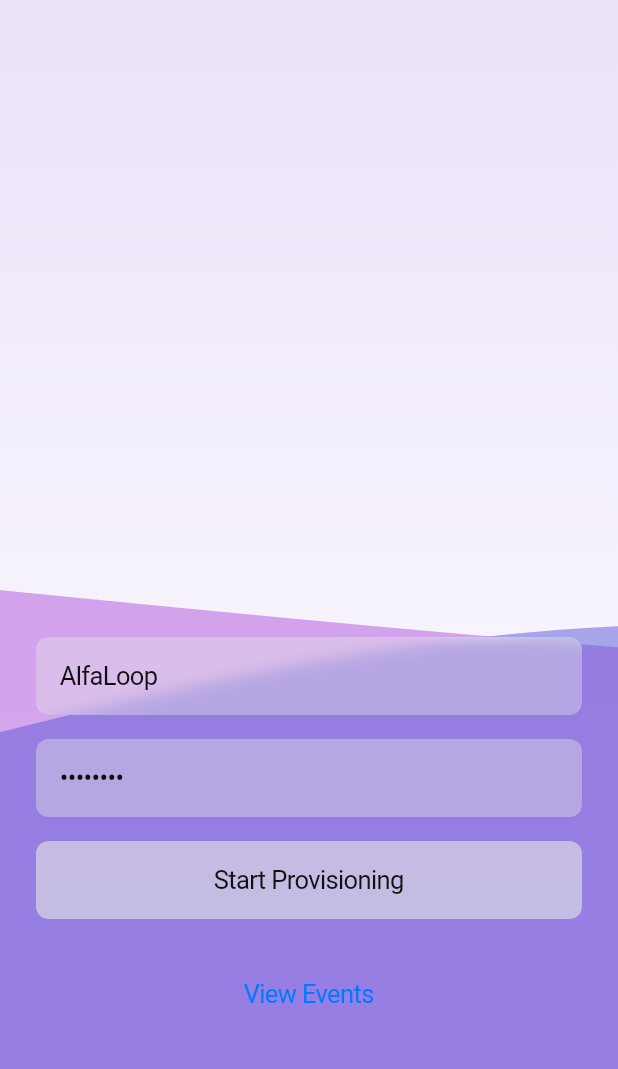
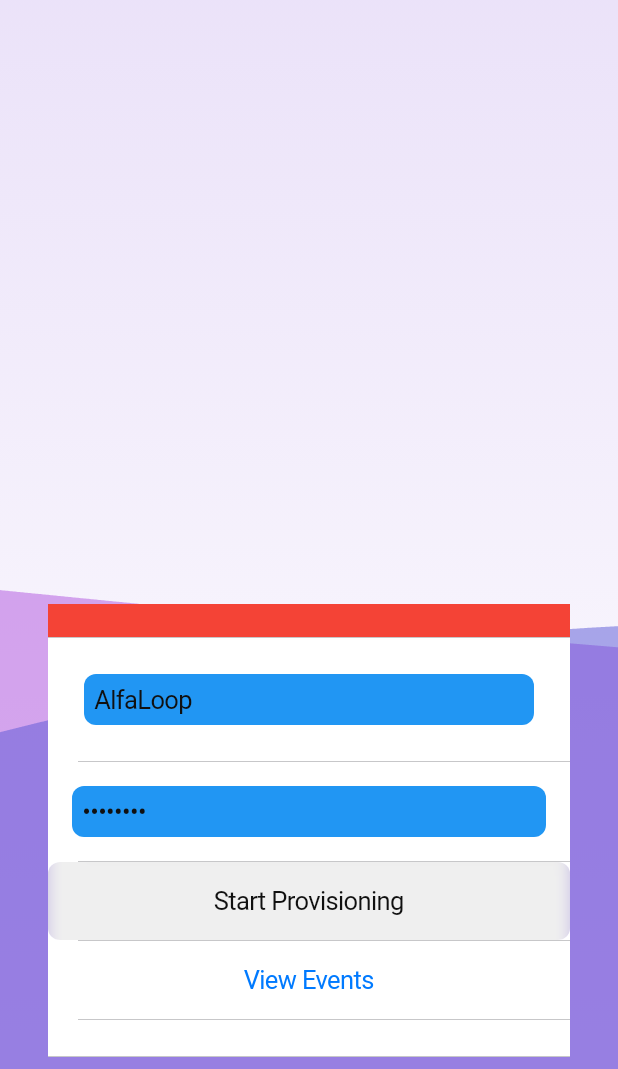
Before and after one commit to SD19767/alfa_tool, a Flutter app: the screen it shows after launch, on a phone screen of 412 x 824 dp, the part 167-1236 px from its top. Run offline on Flutter 3.47's test engine with Material 3 defaults, Android fonts, the light colour scheme and no system bars; our stand-ins replace get; statements that could not run were skipped.

Commit message:
debug: fix code error

```diff
--- a/lib/localization/translations.dart
+++ b/lib/localization/translations.dart
@@ -3,8 +3,8 @@ import 'dart:ui';
 import 'package:get/get.dart';
 
 class AppTranslations extends Translations {
-  static final fallbackLocale = Locale('en', 'US');
-
+  final fallbackLocale = const Locale('en', 'US');
+//todo: 用 xlsx 整理，轉成 json 再讀取
   @override
   Map<String, Map<String, String>> get keys => {
         'en_US': {
--- a/lib/main.dart
+++ b/lib/main.dart
@@ -1,5 +1,5 @@
 import 'package:alfa_tool/localization/translations.dart';
-import 'package:alfa_tool/services/ESPTouch_Service.dart';
+import 'package:alfa_tool/services/esp_touch_service.dart';
 import 'package:alfa_tool/services/event_log_manager.dart';
 import 'package:alfa_tool/services/provisioning_state_manager.dart';
 import 'package:alfa_tool/views/animated_background/index.dart';
@@ -33,7 +33,7 @@ class MyApp extends StatelessWidget {
         ),
         GetPage(
           name: '/provisioning',
-          page: () => ProvisioningView(),
+          page: () => const ProvisioningView(),
           binding: ProvisioningBindings(),
         ),
       ],
@@ -45,5 +45,6 @@ void setupDependencies() {
   Get.put(EventLogManager());
   Get.put<ProvisioningStateManagerInterface>(ProvisioningStateManager());
   Get.put<ESPTouchServiceInterface>(ESPTouchService());
-  Get.put(AnimatedBackground());
+  //todo: 這個不應該出現在這裡，應該跟該頁面綁定生命週期。
+  Get.put(const AnimatedBackground());
 }
--- a/lib/services/event_log_manager.dart
+++ b/lib/services/event_log_manager.dart
@@ -1,7 +1,9 @@
 import 'package:alfa_tool/models/event_log.dart';
 import 'package:get/get.dart';
 
-class EventLogManager extends GetxController {
+//todo: 命名要用service 因為他本來就是service。 為不同的controller 服務，綁的頁面不一樣，應該要獨立。
+class EventLogManager extends GetxService {
+  //todo: 再用一個getter 包裝，外面是唯讀的。
   var eventMessages = <EventLog>[].obs;
   var logs = <EventLog>[].obs;
 
--- a/lib/usecases/esp_event_handler_useCase.dart
+++ b/lib/use_cases/esp_event_handler_useCase.dart
@@ -1,11 +1,12 @@
 import 'package:alfa_tool/constants/event_type.dart';
 import 'package:alfa_tool/models/event_log.dart';
-import 'package:alfa_tool/services/ESPTouch_Service.dart';
+import 'package:alfa_tool/services/esp_touch_service.dart';
 import 'package:alfa_tool/services/event_log_manager.dart';
 import 'package:alfa_tool/services/provisioning_state_manager.dart';
 import 'package:flutter/services.dart';
 import 'package:get/get.dart';
 
+//Todo: add 移除use case。
 /// This class is responsible for handling ESPTouch events and updating the provisioning state.
 class ESPEventHandlerUseCase {
   final ESPTouchServiceInterface _espTouchService =
--- a/lib/usecases/start_provisioning_usecase.dart
+++ b/lib/use_cases/start_provisioning_useCase.dart
@@ -1,6 +1,7 @@
-import 'package:alfa_tool/services/ESPTouch_Service.dart';
+import 'package:alfa_tool/services/esp_touch_service.dart';
 import 'package:alfa_tool/services/provisioning_state_manager.dart';
 import 'package:get/get.dart';
+//Todo: add 移除use case。
 
 class StartProvisioningUseCase {
   final String mockBssid = 'AA:BB:CC:DD:EE:FF';
--- a/lib/views/login/bindings.dart
+++ b/lib/views/login/bindings.dart
@@ -1,6 +1,7 @@
+import 'package:alfa_tool/helper/validation.dart';
 import 'package:get/get.dart';
-import 'package:alfa_tool/useCases/esp_event_handler_useCase.dart';
-import 'package:alfa_tool/useCases/start_provisioning_useCase.dart';
+import 'package:alfa_tool/use_cases/esp_event_handler_useCase.dart';
+import 'package:alfa_tool/use_cases/start_provisioning_useCase.dart';
 import './controller.dart';
 
 class LoginBindings implements Bindings {
@@ -8,6 +9,7 @@ class LoginBindings implements Bindings {
   void dependencies() {
     Get.put(ESPEventHandlerUseCase());
     Get.put(StartProvisioningUseCase());
+    Get.put(Validation());
 
     Get.put(LoginController());
   }
--- a/lib/views/login/controller.dart
+++ b/lib/views/login/controller.dart
@@ -2,8 +2,8 @@ import 'package:alfa_tool/constants/animated_background_state.dart';
 import 'package:alfa_tool/models/event_log.dart';
 import 'package:alfa_tool/services/event_log_manager.dart';
 import 'package:alfa_tool/services/provisioning_state_manager.dart';
-import 'package:alfa_tool/useCases/esp_event_handler_useCase.dart';
-import 'package:alfa_tool/useCases/start_provisioning_useCase.dart';
+import 'package:alfa_tool/use_cases/esp_event_handler_useCase.dart';
+import 'package:alfa_tool/use_cases/start_provisioning_useCase.dart';
 import 'package:flutter/cupertino.dart';
 import 'package:get/get.dart';
 
@@ -12,6 +12,7 @@ class LoginController extends GetxController {
   var passwordController = TextEditingController(text: '12345687');
   var customDataController = TextEditingController();
   var aesKeyController = TextEditingController();
+
   StartProvisioningUseCase startProvisioningUseCase =
       Get.put(StartProvisioningUseCase());
 
@@ -26,6 +27,8 @@ class LoginController extends GetxController {
   final ESPEventHandlerUseCase _eventHandlerUseCase =
       Get.find<ESPEventHandlerUseCase>();
 
+  final GlobalKey<FormState> formKey = GlobalKey<FormState>();
+
   @override
   void onInit() {
     super.onInit();
@@ -36,6 +39,7 @@ class LoginController extends GetxController {
   }
 
   Future<void> _startProvisioning() async {
+    if (formKey.currentState!.validate()) {
       String ssid = ssidController.text;
       String password = passwordController.text;
       String reservedData = customDataController.text;
@@ -56,6 +60,7 @@ class LoginController extends GetxController {
         });
       } catch (error) {
         _showErrorDialog(error.toString());
+      }
     }
   }
 
--- a/lib/views/login/index.dart
+++ b/lib/views/login/index.dart
@@ -2,6 +2,7 @@ import 'dart:ui';
 import 'package:alfa_tool/constants/colors.dart';
 import 'package:alfa_tool/services/provisioning_state_manager.dart';
 import 'package:flutter/cupertino.dart';
+import 'package:flutter/material.dart'; // Import for Flutter Material
 import 'package:get/get.dart';
 import '../animated_background/index.dart';
 import 'controller.dart';
@@ -94,21 +95,63 @@ class LoginView extends GetView<LoginController> {
           child: AnimatedSize(
             duration: const Duration(milliseconds: 300),
             curve: Curves.easeInOut,
-            child: Column(
+            child: Form(
+              autovalidateMode: AutovalidateMode.always,
+              key: controller.formKey,
+              child: Padding(
+                padding: const EdgeInsets.all(8.0),
+                child: CupertinoFormSection(
+                  backgroundColor: Colors.red,
                   children: [
-                _buildTextField(controller.ssidController, 'enter_ssid'.tr,
-                    isDarkMode, false),
-                const SizedBox(height: 16),
-                _buildTextField(controller.passwordController,
-                    'enter_password'.tr, isDarkMode, true),
-                const SizedBox(height: 16),
+                    Padding(
+                      padding: const EdgeInsets.all(8.0),
+                      child: _buildFormField(
+                        controller: controller.ssidController,
+                        placeholder: 'enter_ssid'.tr,
+                        isDarkMode: isDarkMode,
+                        validator: (value) {
+                          if (value == null || value.isEmpty) {
+                            return 'SSID cannot be empty';
+                          }
+                          return null;
+                        },
+                      ),
+                    ),
+                    _buildFormField(
+                      controller: controller.passwordController,
+                      placeholder: 'enter_password'.tr,
+                      isDarkMode: isDarkMode,
+                      obscureText: true,
+                      validator: (value) {
+                        if (value == null || value.isEmpty) {
+                          return 'Password cannot be empty';
+                        }
+                        return null;
+                      },
+                    ),
                     if (controller.showCustomFields.value) ...[
-                  _buildTextField(controller.customDataController,
-                      'enter_custom_data'.tr, isDarkMode, false),
-                  const SizedBox(height: 16),
-                  _buildTextField(controller.aesKeyController,
-                      'enter_aes_key'.tr, isDarkMode, false),
-                  const SizedBox(height: 16),
+                      _buildFormField(
+                        controller: controller.customDataController,
+                        placeholder: 'enter_custom_data'.tr,
+                        isDarkMode: isDarkMode,
+                        validator: (value) {
+                          if (value == null || value.isEmpty) {
+                            return 'Custom data cannot be empty';
+                          }
+                          return null;
+                        },
+                      ),
+                      _buildFormField(
+                        controller: controller.aesKeyController,
+                        placeholder: 'enter_aes_key'.tr,
+                        isDarkMode: isDarkMode,
+                        validator: (value) {
+                          if (value == null || value.isEmpty) {
+                            return 'AES key cannot be empty';
+                          }
+                          return null;
+                        },
+                      ),
                     ],
                     ClipRRect(
                       borderRadius: BorderRadius.circular(8.0),
@@ -122,7 +165,9 @@ class LoginView extends GetView<LoginController> {
                           ),
                           child: CupertinoButton(
                             onPressed: () {
+                              if (_validateFields()) {
                                 controller.startProvisioningButtonTap();
+                              }
                             },
                             child: Text(
                               'start_provisioning'.tr,
@@ -135,7 +180,6 @@ class LoginView extends GetView<LoginController> {
                         ),
                       ),
                     ),
-                const SizedBox(height: 24),
                     IgnorePointer(
                       ignoring: controller.shouldShowEventLog() ? false : true,
                       child: CupertinoButton(
@@ -150,31 +194,56 @@ class LoginView extends GetView<LoginController> {
                 ),
               ),
             ),
+          ),
+        ),
       ],
     );
   }
 
-  Widget _buildTextField(TextEditingController controller, String placeholder,
-      bool isDarkMode, bool obscureText) {
-    return ClipRRect(
-      borderRadius: BorderRadius.circular(8.0),
-      child: BackdropFilter(
-        filter: ImageFilter.blur(sigmaX: 5.0, sigmaY: 5.0),
-        child: CupertinoTextField(
+  Widget _buildFormField({
+    required TextEditingController controller,
+    required String placeholder,
+    required bool isDarkMode,
+    bool obscureText = false,
+    required FormFieldValidator<String> validator,
+  }) {
+    return CupertinoTextFormFieldRow(
       controller: controller,
       placeholder: placeholder,
+      obscureText: obscureText,
+      style: TextStyle(color: AppColor.textColor(isDarkMode)),
       padding: const EdgeInsets.symmetric(vertical: 16.0, horizontal: 16.0),
-          obscureText: obscureText,
-          style: TextStyle(
-            color: AppColor.textColor(isDarkMode),
+      decoration: BoxDecoration(
+          color:
+              Colors.blue, // Ensure the background is transparent here
+          borderRadius: BorderRadius.circular(8.0),
+          backgroundBlendMode: BlendMode.
           ),
-          decoration: BoxDecoration(
-            color: AppColor.backgroundColor(isDarkMode, 0.4),
-            borderRadius: BorderRadius.circular(8.0),
-          ),
-        ),
-      ),
+      validator: validator,
     );
+  }
+
+  bool _validateFields() {
+    // Validate each field manually
+    bool isValid = true;
+
+    // Validate each field manually
+    if (controller.ssidController.text.isEmpty) {
+      isValid = false;
+    }
+    if (controller.passwordController.text.isEmpty) {
+      isValid = false;
+    }
+    if (controller.showCustomFields.value) {
+      if (controller.customDataController.text.isEmpty) {
+        isValid = false;
+      }
+      if (controller.aesKeyController.text.isEmpty) {
+        isValid = false;
+      }
+    }
+
+    return isValid;
   }
 
   void _showEventLog(BuildContext context, bool isDarkMode) {
--- a/lib/views/provisioning/bindings.dart
+++ b/lib/views/provisioning/bindings.dart
@@ -1,6 +1,6 @@
 import 'package:get/get.dart';
 import './controller.dart';
-import 'package:alfa_tool/useCases/start_provisioning_useCase.dart';
+import 'package:alfa_tool/use_cases/start_provisioning_useCase.dart';
 
 class ProvisioningBindings implements Bindings {
   @override
--- a/lib/views/provisioning/index.dart
+++ b/lib/views/provisioning/index.dart
@@ -82,7 +82,7 @@ class ProvisioningView extends GetView<ProvisioningController> {
                                 ? controller.onComplete
                                 : null,
                             child: Text(
-                              'retry'.tr,
+                              controller.getButtonTitle(),
                               style: TextStyle(
                                 color: AppColor.buttonTextColor(isDarkMode),
                               ),
```
Also changed, not shown: lib/helper/validation.dart (added, +35 -0 lines), lib/views/provisioning/controller.dart (+4 -3 lines), lib/services/esp_touch_service.dart (renamed from lib/services/ESPTouch_Service.dart), 1 other file. Lines whose indentation alone changed are shown as unchanged.
